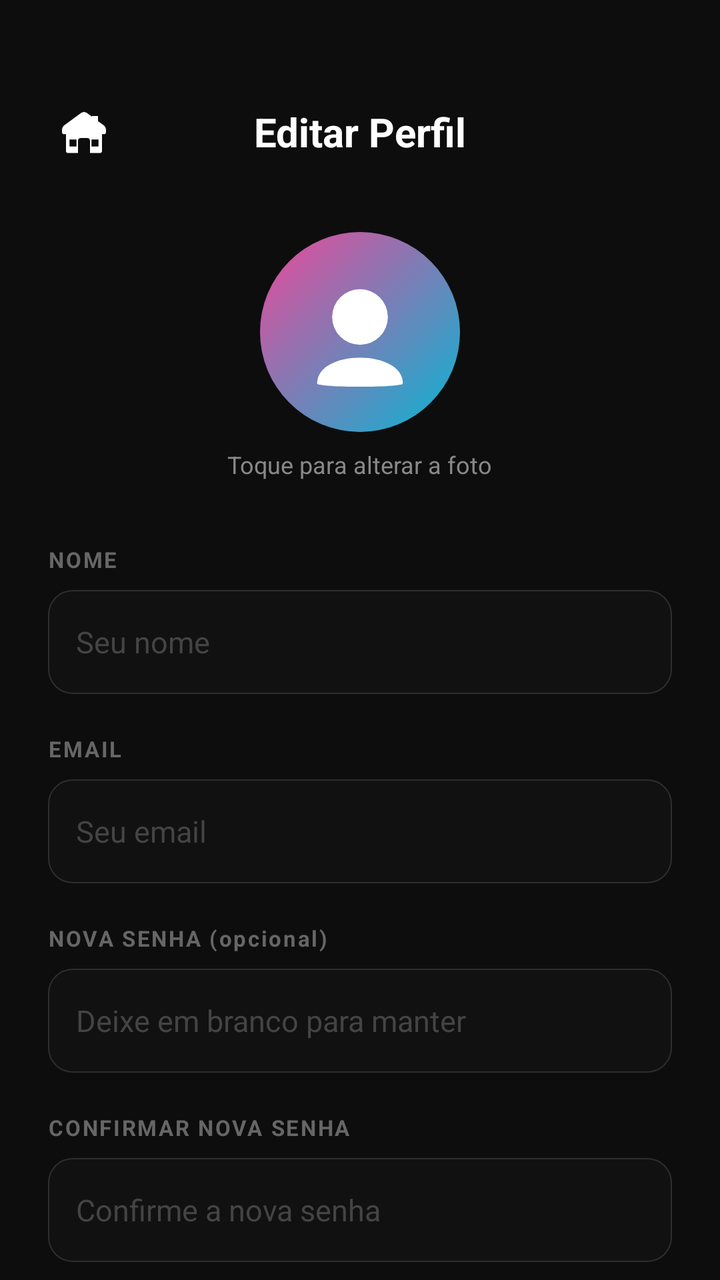
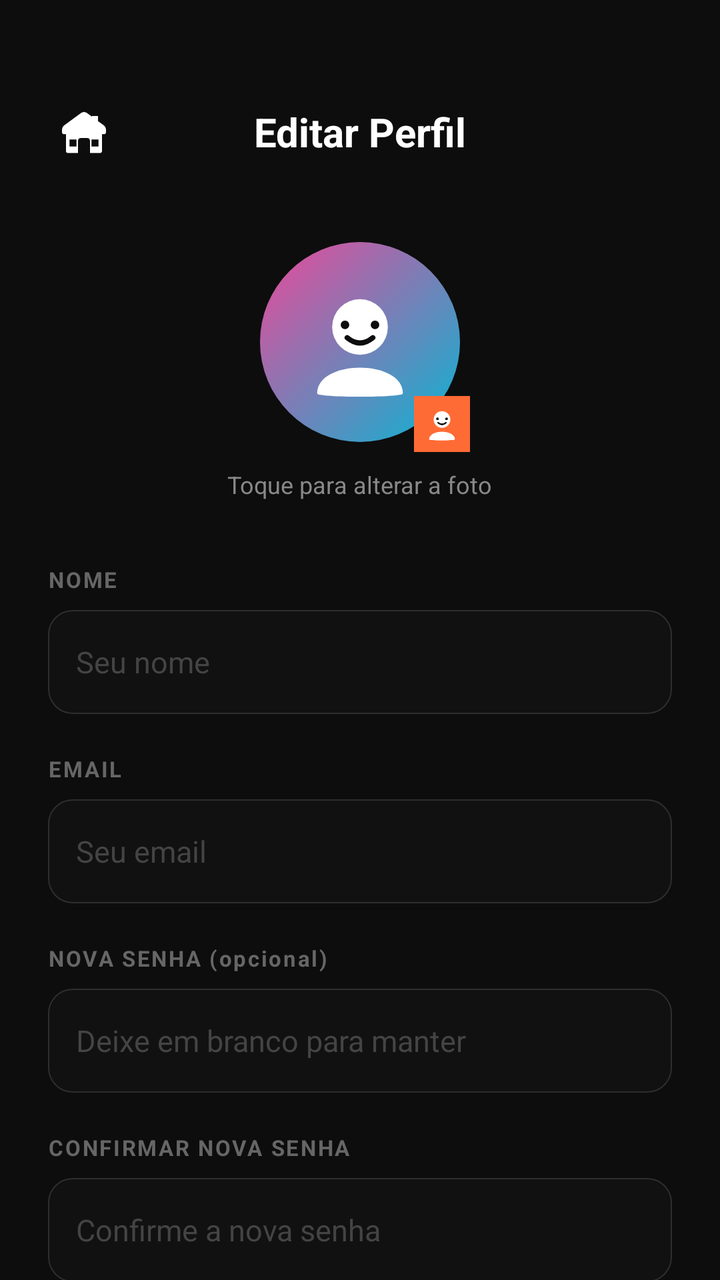

An Android layout rendered at two revisions. The XML below is the earlier revision; the diff shows what the commit changed to produce the second picture.
<!-- AndroidManifest.xml: application theme Theme.Focus -->
<!-- res/layout/activity_edit_profile.xml -->
<?xml version="1.0" encoding="utf-8"?>
<androidx.core.widget.NestedScrollView
    xmlns:android="http://schemas.android.com/apk/res/android"
    xmlns:app="http://schemas.android.com/apk/res-auto"
    android:layout_width="match_parent"
    android:layout_height="match_parent"
    android:background="#0D0D0D"
    android:fillViewport="true">

    <LinearLayout
        android:layout_width="match_parent"
        android:layout_height="wrap_content"
        android:orientation="vertical"
        android:padding="24dp">

        
        <LinearLayout
            android:layout_width="match_parent"
            android:layout_height="wrap_content"
            android:orientation="horizontal"
            android:gravity="center_vertical"
            android:layout_marginTop="24dp"
            android:layout_marginBottom="32dp">

            <androidx.appcompat.widget.AppCompatImageButton
                android:id="@+id/btnVoltarEdit"
                android:layout_width="36dp"
                android:layout_height="36dp"
                android:src="@drawable/ic_nav_home"
                android:background="@android:color/transparent"
                android:contentDescription="Voltar"
                android:padding="4dp"/>

            <TextView
                android:layout_width="0dp"
                android:layout_height="wrap_content"
                android:layout_weight="1"
                android:text="Editar Perfil"
                android:textColor="#FFFFFF"
                android:textSize="20sp"
                android:textStyle="bold"
                android:gravity="center"/>

            
            <View
                android:layout_width="36dp"
                android:layout_height="36dp"/>

        </LinearLayout>

        
        <LinearLayout
            android:layout_width="match_parent"
            android:layout_height="wrap_content"
            android:orientation="vertical"
            android:gravity="center"
            android:layout_marginBottom="32dp">

            
            <ImageView
                android:id="@+id/imgAvatarEdit"
                android:layout_width="100dp"
                android:layout_height="100dp"
                android:src="@drawable/ic_nav_profile"
                android:background="@drawable/circle_gradient_bg"
                android:padding="20dp"
                android:scaleType="centerCrop"
                android:contentDescription="Foto de perfil"
                app:tint="#FFFFFF"/>

            <TextView
                android:layout_width="wrap_content"
                android:layout_height="wrap_content"
                android:text="Toque para alterar a foto"
                android:textColor="#888888"
                android:textSize="12sp"
                android:layout_marginTop="8dp"/>

        </LinearLayout>

        

        
        <TextView
            android:layout_width="wrap_content"
            android:layout_height="wrap_content"
            android:text="NOME"
            android:textColor="#666666"
            android:textSize="11sp"
            android:textStyle="bold"
            android:letterSpacing="0.08"
            android:layout_marginBottom="8dp"/>

        <EditText
            android:id="@+id/etEditNome"
            android:layout_width="match_parent"
            android:layout_height="52dp"
            android:background="@drawable/bg_input_dark"
            android:textColor="#FFFFFF"
            android:textColorHint="#444444"
            android:hint="Seu nome"
            android:textSize="15sp"
            android:paddingStart="14dp"
            android:paddingEnd="14dp"
            android:inputType="textPersonName"
            android:singleLine="true"
            android:layout_marginBottom="20dp"/>

        
        <TextView
            android:layout_width="wrap_content"
            android:layout_height="wrap_content"
            android:text="EMAIL"
            android:textColor="#666666"
            android:textSize="11sp"
            android:textStyle="bold"
            android:letterSpacing="0.08"
            android:layout_marginBottom="8dp"/>

        <EditText
            android:id="@+id/etEditEmail"
            android:layout_width="match_parent"
            android:layout_height="52dp"
            android:background="@drawable/bg_input_dark"
            android:textColor="#FFFFFF"
            android:textColorHint="#444444"
            android:hint="Seu email"
            android:textSize="15sp"
            android:paddingStart="14dp"
            android:paddingEnd="14dp"
            android:inputType="textEmailAddress"
            android:singleLine="true"
            android:layout_marginBottom="20dp"/>

        
        <TextView
            android:layout_width="wrap_content"
            android:layout_height="wrap_content"
            android:text="NOVA SENHA (opcional)"
            android:textColor="#666666"
            android:textSize="11sp"
            android:textStyle="bold"
            android:letterSpacing="0.08"
            android:layout_marginBottom="8dp"/>

        <EditText
            android:id="@+id/etEditSenha"
            android:layout_width="match_parent"
            android:layout_height="52dp"
            android:background="@drawable/bg_input_dark"
            android:textColor="#FFFFFF"
            android:textColorHint="#444444"
            android:hint="Deixe em branco para manter"
            android:textSize="15sp"
            android:paddingStart="14dp"
            android:paddingEnd="14dp"
            android:inputType="textPassword"
            android:singleLine="true"
            android:layout_marginBottom="20dp"/>

        
        <TextView
            android:layout_width="wrap_content"
            android:layout_height="wrap_content"
            android:text="CONFIRMAR NOVA SENHA"
            android:textColor="#666666"
            android:textSize="11sp"
            android:textStyle="bold"
            android:letterSpacing="0.08"
            android:layout_marginBottom="8dp"/>

        <EditText
            android:id="@+id/etEditConfirmarSenha"
            android:layout_width="match_parent"
            android:layout_height="52dp"
            android:background="@drawable/bg_input_dark"
            android:textColor="#FFFFFF"
            android:textColorHint="#444444"
            android:hint="Confirme a nova senha"
            android:textSize="15sp"
            android:paddingStart="14dp"
            android:paddingEnd="14dp"
            android:inputType="textPassword"
            android:singleLine="true"
            android:layout_marginBottom="32dp"/>

        
        <Button
            android:id="@+id/btnSalvarPerfil"
            android:layout_width="match_parent"
            android:layout_height="54dp"
            android:text="Salvar alterações"
            android:textColor="#FFFFFF"
            android:textSize="15sp"
            android:textStyle="bold"
            android:background="@drawable/btn_gradient_primary"
            android:elevation="6dp"
            android:layout_marginBottom="32dp"/>

    </LinearLayout>

</androidx.core.widget.NestedScrollView>
<!-- resources referenced by this layout -->
<resources>
  <!-- drawable bg_input_dark (drawable) -->
  <?xml version="1.0" encoding="utf-8"?>
  <shape xmlns:android="http://schemas.android.com/apk/res/android"
      android:shape="rectangle">
      <corners android:radius="12dp"/>
      <solid android:color="#111111"/>
      <stroke
          android:width="0.5dp"
          android:color="#2E2E2E"/>
  </shape>
  <!-- drawable btn_gradient_primary (drawable) -->
  <?xml version="1.0" encoding="utf-8"?>
  <shape xmlns:android="http://schemas.android.com/apk/res/android"
      android:shape="rectangle">
      <gradient
          android:startColor="#EC4899"
          android:endColor="#06B6D4"
          android:type="linear"
          android:angle="0"/>
      <corners android:radius="28dp"/>
  </shape>
  <!-- drawable circle_gradient_bg (drawable) -->
  <?xml version="1.0" encoding="utf-8"?>
  <shape xmlns:android="http://schemas.android.com/apk/res/android"
      android:shape="oval">
      <gradient
          android:startColor="#06B6D4"
          android:endColor="#EC4899"
          android:type="linear"
          android:angle="135"/>
  </shape>
  <!-- drawable ic_nav_home (drawable) -->
  <?xml version="1.0" encoding="utf-8"?>
  <vector xmlns:android="http://schemas.android.com/apk/res/android"
      android:width="28dp"
      android:height="28dp"
      android:viewportWidth="28"
      android:viewportHeight="28">
  
      
      <path
          android:fillColor="#FFFFFF"
          android:pathData="M18,10 L18,6 L21,6 L21,12.5"/>
  
      
      <path
          android:fillColor="#FFFFFF"
          android:pathData="M3,13 Q3,11.5 4.2,10.6 L12.5,4.5 Q13.2,4 14,4 Q14.8,4 15.5,4.5 L23.8,10.6 Q25,11.5 25,13 L25,14 Q25,15.1 23.9,15.1 L23,15.1 L23,23.5 Q23,24.5 22,24.5 L17,24.5 L17,18.5 Q17,17 15.5,17 L12.5,17 Q11,17 11,18.5 L11,24.5 L6,24.5 Q5,24.5 5,23.5 L5,15.1 L4.1,15.1 Q3,15.1 3,14 Z"/>
  
      
      <path
          android:fillColor="#0D0D0D"
          android:pathData="M11.5,24.5 L11.5,18.8 Q11.5,17.5 14,17.5 Q16.5,17.5 16.5,18.8 L16.5,24.5 Z"/>
  
      
      <path
          android:fillColor="#0D0D0D"
          android:pathData="M7,18 L10,18 L10,21 L7,21 Z"
          android:strokeColor="#0D0D0D"
          android:strokeWidth="0.5"/>
  
      
      <path
          android:fillColor="#0D0D0D"
          android:pathData="M18,18 L21,18 L21,21 L18,21 Z"
          android:strokeColor="#0D0D0D"
          android:strokeWidth="0.5"/>
  
  </vector>
  <!-- drawable ic_nav_profile (drawable) -->
  <?xml version="1.0" encoding="utf-8"?>
  <vector xmlns:android="http://schemas.android.com/apk/res/android"
      android:width="28dp"
      android:height="28dp"
      android:viewportWidth="28"
      android:viewportHeight="28">
  
      <path
          android:fillColor="#FFFFFF"
          android:pathData="M4,26 C4,18 24,18 24,26 C24,27 4,27 4,26 Z"/>
  
      <path
          android:fillColor="#FFFFFF"
          android:pathData="M14,17 A6.5,6.5 0 1,0 14,4 A6.5,6.5 0 1,0 14,17 Z"/>
  
      <path
          android:fillColor="#0D0D0D"
          android:pathData="M11.5,10 A1,1 0 1,1 9.5,10 A1,1 0 1,1 11.5,10 Z"/>
  
      <path
          android:fillColor="#0D0D0D"
          android:pathData="M18.5,10 A1,1 0 1,1 16.5,10 A1,1 0 1,1 18.5,10 Z"/>
  
      <path
          android:strokeColor="#0D0D0D"
          android:strokeWidth="1.2"
          android:strokeLineCap="round"
          android:strokeLineJoin="round"
          android:pathData="M11,13 Q14,15.5 17,13"/>
  
  </vector>
  <style name="Theme.Focus" parent="Base.Theme.Focus" />
  <style name="Base.Theme.Focus" parent="Theme.Material3.DayNight.NoActionBar">
          
          
      </style>
</resources>

<!-- the commit's change to res/layout/activity_edit_profile.xml (unified diff, before → after) -->
@@ -41,7 +41,6 @@
                 android:textStyle="bold"
                 android:gravity="center"/>
 
-            
             <View
                 android:layout_width="36dp"
                 android:layout_height="36dp"/>
@@ -56,17 +55,36 @@
             android:gravity="center"
             android:layout_marginBottom="32dp">
 
-            
-            <ImageView
-                android:id="@+id/imgAvatarEdit"
-                android:layout_width="100dp"
-                android:layout_height="100dp"
-                android:src="@drawable/ic_nav_profile"
-                android:background="@drawable/circle_gradient_bg"
-                android:padding="20dp"
-                android:scaleType="centerCrop"
-                android:contentDescription="Foto de perfil"
-                app:tint="#FFFFFF"/>
+            <FrameLayout
+                android:layout_width="110dp"
+                android:layout_height="110dp">
+
+                
+                <ImageView
+                    android:id="@+id/imgAvatarEdit"
+                    android:layout_width="100dp"
+                    android:layout_height="100dp"
+                    android:layout_gravity="center"
+                    android:src="@drawable/ic_nav_profile"
+                    android:background="@drawable/circle_gradient_bg"
+                    android:padding="20dp"
+                    android:scaleType="centerCrop"
+                    android:clickable="true"
+                    android:focusable="true"
+                    android:contentDescription="Foto de perfil"/>
+
+                
+                <ImageView
+                    android:layout_width="28dp"
+                    android:layout_height="28dp"
+                    android:layout_gravity="bottom|end"
+                    android:src="@drawable/ic_nav_profile"
+                    android:background="#FF6B35"
+                    android:padding="5dp"
+                    android:clickable="false"
+                    android:contentDescription="Alterar foto"/>
+
+            </FrameLayout>
 
             <TextView
                 android:layout_width="wrap_content"
@@ -79,8 +97,6 @@
         </LinearLayout>
 
         
-
-        
         <TextView
             android:layout_width="wrap_content"
             android:layout_height="wrap_content"
